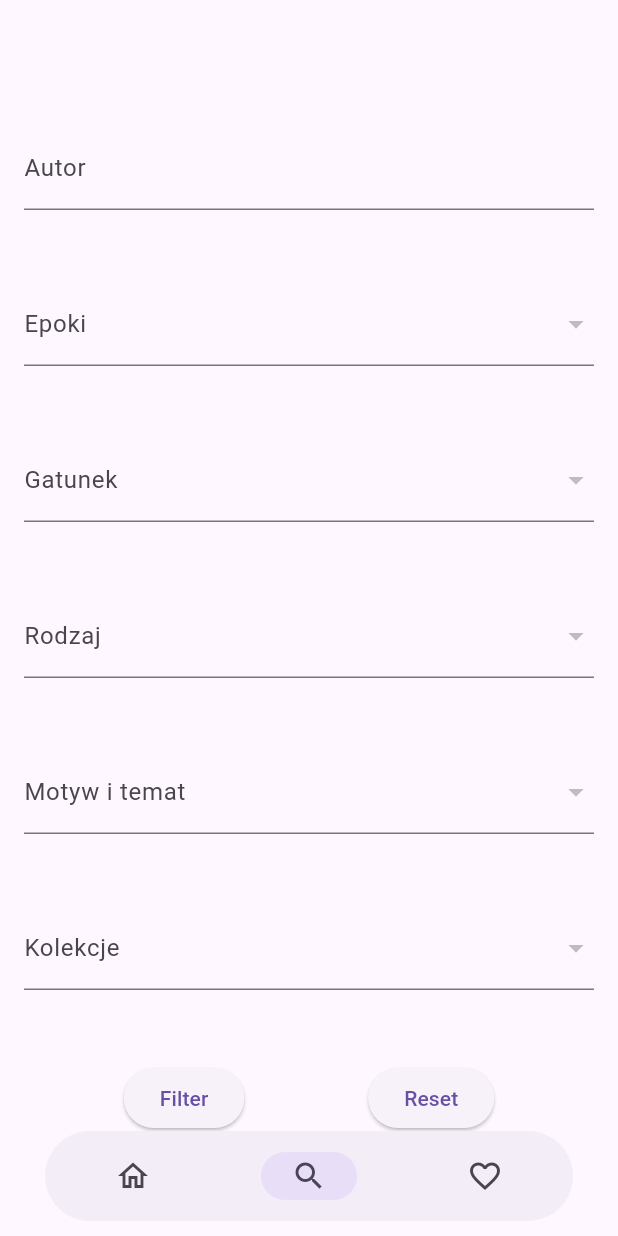
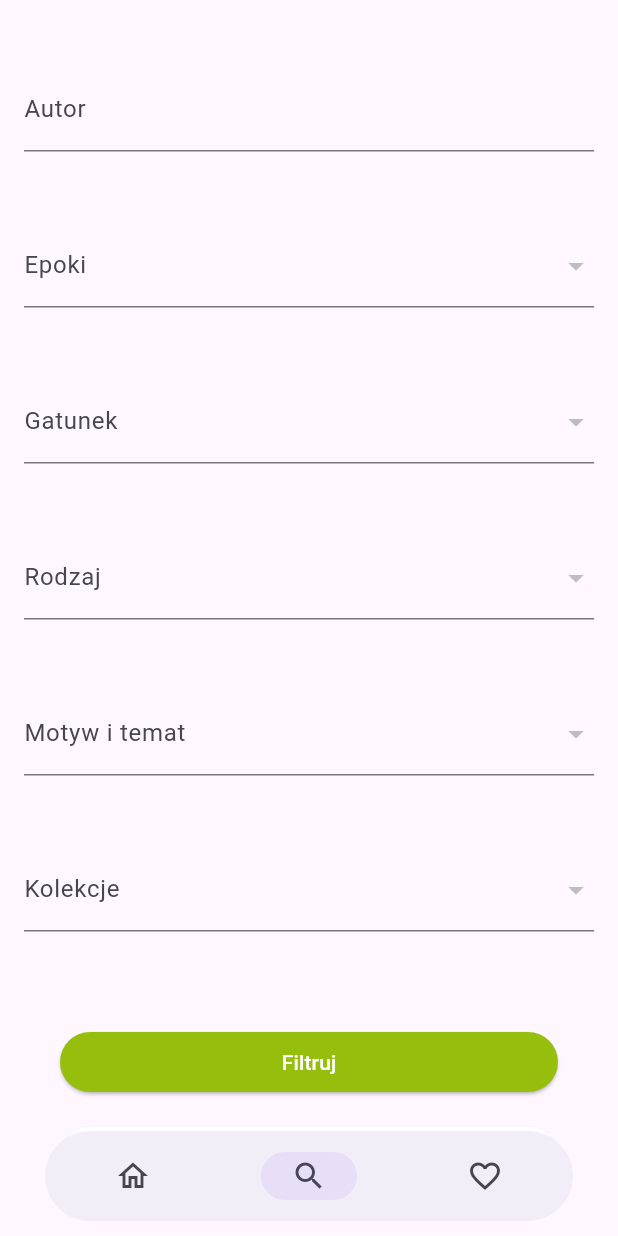
Before and after one commit to PiotrOtta/Flutter_wolneLektury_app, a Flutter app: the NavigationScreen screen opened by its route, item 2 of the bottom bar chosen, on a phone screen of 412 x 824 dp. Run offline on Flutter 3.47's test engine with Material 3 defaults, Android fonts, the phone set to English and light mode, and no system bars; our stand-ins replace avatar_glow, flutter_svg; network calls fail.

Commit message:
Dodanie fajnych guziczków.

```diff
--- a/lib/screens/search.dart
+++ b/lib/screens/search.dart
@@ -5,6 +5,7 @@
 import 'package:wolne_lektury_client/models/book_kinds_dto.dart';
 import 'package:wolne_lektury_client/models/book_themes_dto.dart';
 import 'package:wolne_lektury_client/services/wolne_lektury_api_connector.dart';
+import 'package:wolne_lektury_client/widgets/custom_elevated_button.dart';
 
 
 class SearchScreen extends StatefulWidget {
@@ -127,22 +128,18 @@
             ),
           ),
           const SizedBox(height: 32),
-          Row(
-            mainAxisAlignment: MainAxisAlignment.spaceEvenly,
-            children: [
-              ElevatedButton(
-                onPressed: () {
-                  // Implement filter action
-                },
-                child: const Text('Filter'),
-              ),
-              ElevatedButton(
-                onPressed: () {
-                  // Implement reset action
-                },
-                child: const Text('Reset'),
-              ),
-            ],
+          CustomElevatedButton(
+            buttonText: 'Filtruj',
+            onPressed: () {
+              Navigator.pushReplacementNamed(context, "/navigation");
+            },
+          ),
+          CustomElevatedButton(
+            buttonText: 'Cofnij',
+            onPressed: () {
+            },
+            backgroundColor: Colors.white,
+            textColor: Colors.grey,
           ),
         ],
       ),
```
